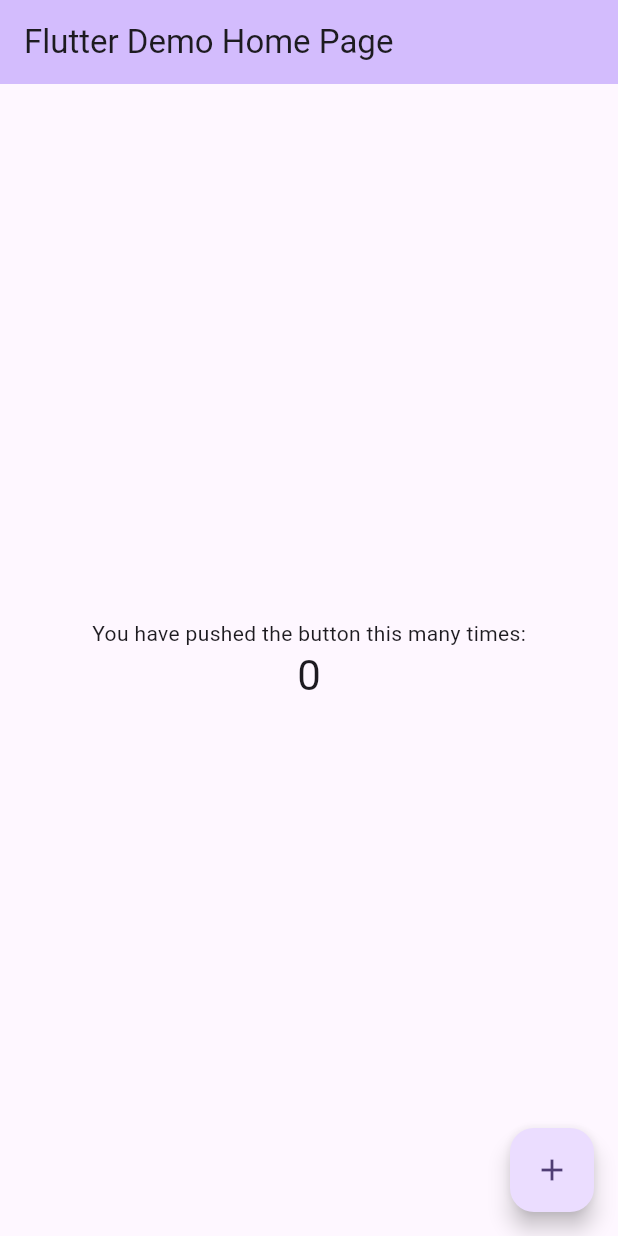
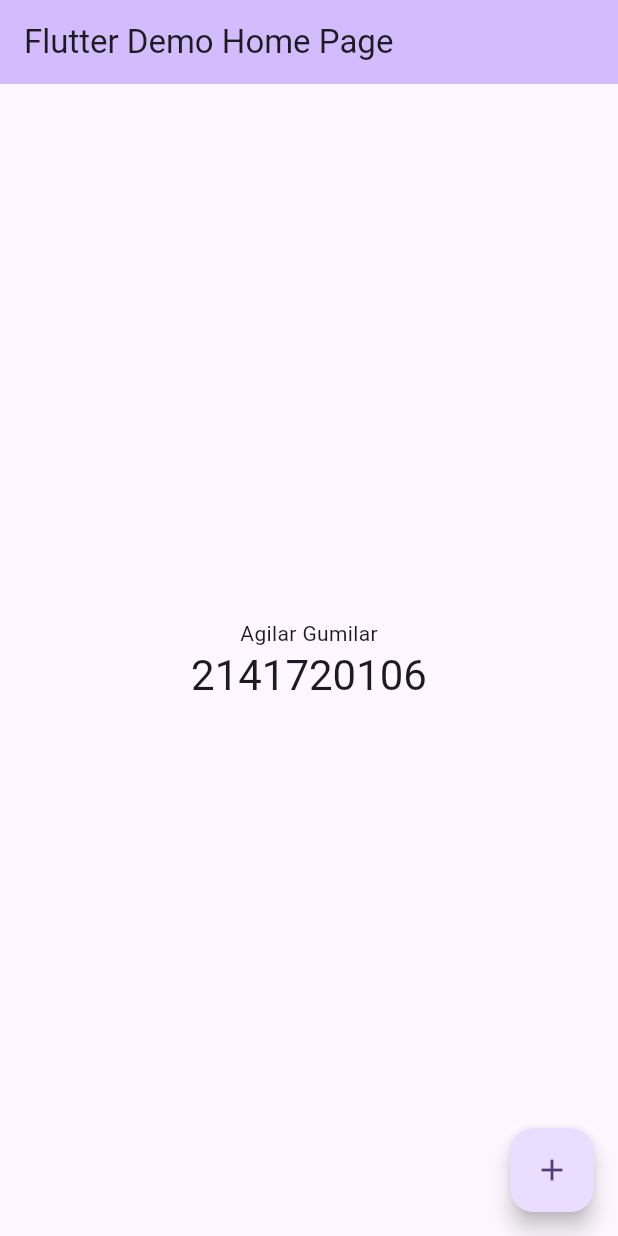
Before and after one commit to Agilar011/flutter_hello_world, a Flutter app: the screen it shows after launch, on a phone screen of 412 x 824 dp. Run offline on Flutter 3.47's test engine with Material 2 defaults, Android fonts, the phone set to English and light mode, and no system bars.

Commit message:
penggantian nama mahasiswa

```diff
--- a/lib/main.dart
+++ b/lib/main.dart
@@ -107,10 +107,10 @@ class _MyHomePageState extends State<MyHomePage> {
           mainAxisAlignment: MainAxisAlignment.center,
           children: <Widget>[
             const Text(
-              'You have pushed the button this many times:',
+              'Agilar Gumilar',
             ),
             Text(
-              '$_counter',
+              '2141720106',
               style: Theme.of(context).textTheme.headlineMedium,
             ),
           ],
```
